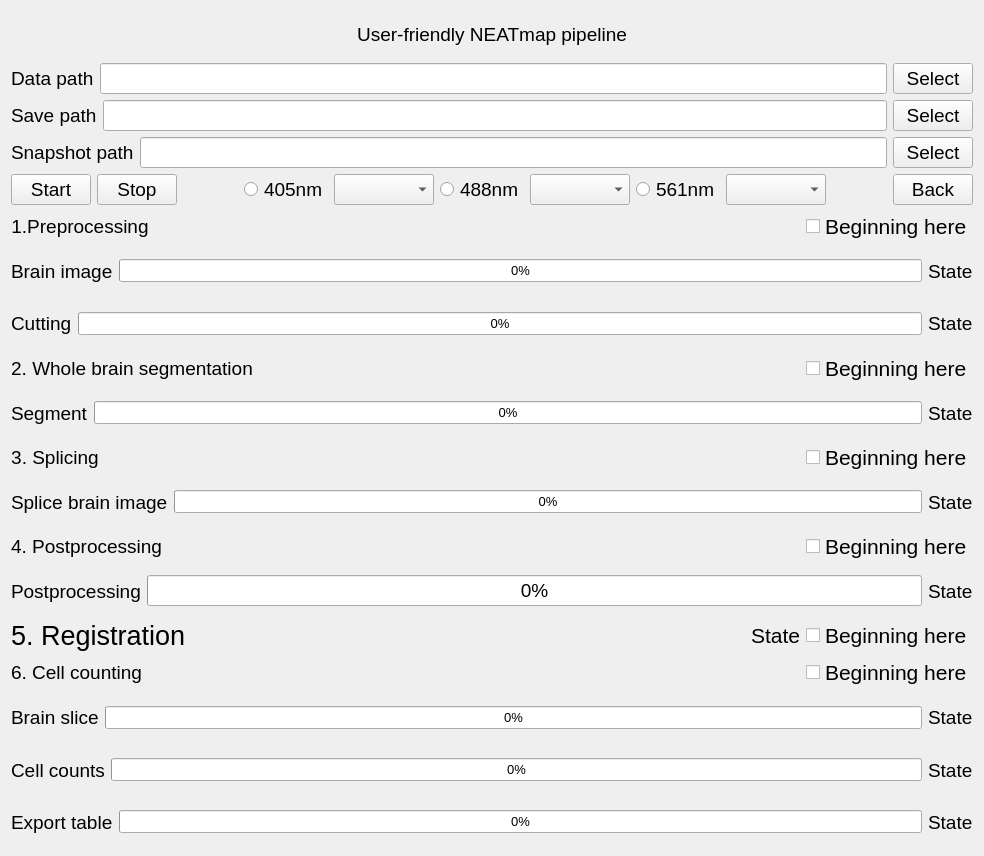
Qt form pages/User_friendly/user_friendly_ui.ui (mesobrain/NEATmap_software) before a commit.
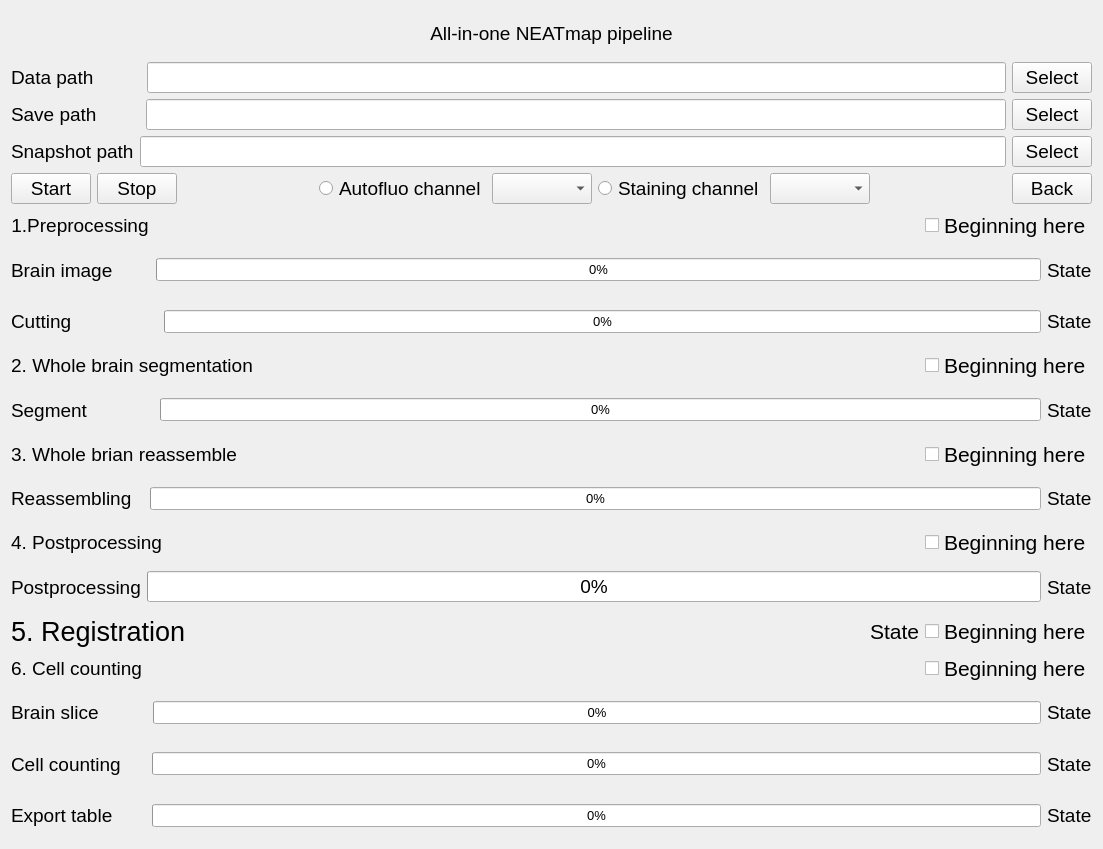
The same form after that commit.

Patch:
```diff
--- a/pages/User_friendly/user_friendly_ui.ui
+++ b/pages/User_friendly/user_friendly_ui.ui
@@ -6,8 +6,8 @@
    <rect>
     <x>0</x>
     <y>0</y>
-    <width>984</width>
-    <height>856</height>
+    <width>1103</width>
+    <height>849</height>
    </rect>
   </property>
   <property name="font">
@@ -26,7 +26,7 @@
       <string notr="true">font: 24pt &quot;Arial&quot;;</string>
      </property>
      <property name="text">
-      <string>User-friendly NEATmap pipeline</string>
+      <string>All-in-one NEATmap pipeline</string>
      </property>
      <property name="alignment">
       <set>Qt::AlignCenter</set>
@@ -45,6 +45,22 @@
        </property>
       </widget>
      </item>
+     <item>
+      <spacer name="horizontalSpacer_9">
+       <property name="orientation">
+        <enum>Qt::Horizontal</enum>
+       </property>
+       <property name="sizeType">
+        <enum>QSizePolicy::Fixed</enum>
+       </property>
+       <property name="sizeHint" stdset="0">
+        <size>
+         <width>47</width>
+         <height>20</height>
+        </size>
+       </property>
+      </spacer>
+     </item>
      <item>
       <widget class="QLineEdit" name="DataRoot_lineEdit">
        <property name="font">
@@ -82,8 +98,33 @@
        </property>
       </widget>
      </item>
+     <item>
+      <spacer name="horizontalSpacer_7">
+       <property name="orientation">
+        <enum>Qt::Horizontal</enum>
+       </property>
+       <property name="sizeType">
+        <enum>QSizePolicy::Fixed</enum>
+       </property>
+       <property name="sizeHint" stdset="0">
+        <size>
+         <width>43</width>
+         <height>20</height>
+        </size>
+       </property>
+      </spacer>
+     </item>
      <item>
       <widget class="QLineEdit" name="SaveRoot_lineEdit">
+       <property name="enabled">
+        <bool>true</bool>
+       </property>
+       <property name="sizePolicy">
+        <sizepolicy hsizetype="Expanding" vsizetype="Fixed">
+         <horstretch>0</horstretch>
+         <verstretch>0</verstretch>
+        </sizepolicy>
+       </property>
        <property name="font">
         <font>
          <family>Arial</family>
@@ -173,36 +214,13 @@
        </property>
       </spacer>
      </item>
-     <item>
-      <widget class="QRadioButton" name="channel405">
-       <property name="styleSheet">
-        <string notr="true">font: 14pt &quot;Arial&quot;;</string>
-       </property>
-       <property name="text">
-        <string>405nm</string>
-       </property>
-       <attribute name="buttonGroup">
-        <string notr="true">buttonGroup</string>
-       </attribute>
-      </widget>
-     </item>
-     <item>
-      <widget class="QComboBox" name="comboBox405">
-       <property name="font">
-        <font>
-         <family>Arial</family>
-         <pointsize>14</pointsize>
-        </font>
-       </property>
-      </widget>
-     </item>
      <item>
       <widget class="QRadioButton" name="channel488">
        <property name="styleSheet">
         <string notr="true">font: 14pt &quot;Arial&quot;;</string>
        </property>
        <property name="text">
-        <string>488nm</string>
+        <string>Autofluo channel</string>
        </property>
        <attribute name="buttonGroup">
         <string notr="true">buttonGroup</string>
@@ -225,7 +243,7 @@
         <string notr="true">font: 14pt &quot;Arial&quot;;</string>
        </property>
        <property name="text">
-        <string>561nm</string>
+        <string>Staining channel</string>
        </property>
        <attribute name="buttonGroup">
         <string notr="true">buttonGroup</string>
@@ -325,6 +343,22 @@
        </property>
       </widget>
      </item>
+     <item>
+      <spacer name="horizontalSpacer_12">
+       <property name="orientation">
+        <enum>Qt::Horizontal</enum>
+       </property>
+       <property name="sizeType">
+        <enum>QSizePolicy::Fixed</enum>
+       </property>
+       <property name="sizeHint" stdset="0">
+        <size>
+         <width>37</width>
+         <height>20</height>
+        </size>
+       </property>
+      </spacer>
+     </item>
      <item>
       <widget class="QProgressBar" name="Data_progressBar">
        <property name="font">
@@ -365,6 +399,22 @@
        </property>
       </widget>
      </item>
+     <item>
+      <spacer name="horizontalSpacer_13">
+       <property name="orientation">
+        <enum>Qt::Horizontal</enum>
+       </property>
+       <property name="sizeType">
+        <enum>QSizePolicy::Fixed</enum>
+       </property>
+       <property name="sizeHint" stdset="0">
+        <size>
+         <width>86</width>
+         <height>20</height>
+        </size>
+       </property>
+      </spacer>
+     </item>
      <item>
       <widget class="QProgressBar" name="Cut_progressBar">
        <property name="font">
@@ -451,6 +501,22 @@
        </property>
       </widget>
      </item>
+     <item>
+      <spacer name="horizontalSpacer_14">
+       <property name="orientation">
+        <enum>Qt::Horizontal</enum>
+       </property>
+       <property name="sizeType">
+        <enum>QSizePolicy::Fixed</enum>
+       </property>
+       <property name="sizeHint" stdset="0">
+        <size>
+         <width>66</width>
+         <height>20</height>
+        </size>
+       </property>
+      </spacer>
+     </item>
      <item>
       <widget class="QProgressBar" name="Segmenter_progressBar">
        <property name="font">
@@ -481,7 +547,7 @@
         <string notr="true">font: 20pt &quot;Arial&quot;;</string>
        </property>
        <property name="text">
-        <string>3. Splicing</string>
+        <string>3. Whole brian reassemble</string>
        </property>
        <property name="alignment">
         <set>Qt::AlignCenter</set>
@@ -527,10 +593,26 @@
         <string notr="true">font: 14pt &quot;Arial&quot;;</string>
        </property>
        <property name="text">
-        <string>Splice brain image</string>
+        <string>Reassembling</string>
        </property>
       </widget>
      </item>
+     <item>
+      <spacer name="horizontalSpacer_11">
+       <property name="orientation">
+        <enum>Qt::Horizontal</enum>
+       </property>
+       <property name="sizeType">
+        <enum>QSizePolicy::Fixed</enum>
+       </property>
+       <property name="sizeHint" stdset="0">
+        <size>
+         <width>12</width>
+         <height>20</height>
+        </size>
+       </property>
+      </spacer>
+     </item>
      <item>
       <widget class="QProgressBar" name="Splice_progressBar">
        <property name="font">
@@ -753,6 +835,22 @@
        </property>
       </widget>
      </item>
+     <item>
+      <spacer name="horizontalSpacer_15">
+       <property name="orientation">
+        <enum>Qt::Horizontal</enum>
+       </property>
+       <property name="sizeType">
+        <enum>QSizePolicy::Fixed</enum>
+       </property>
+       <property name="sizeHint" stdset="0">
+        <size>
+         <width>48</width>
+         <height>20</height>
+        </size>
+       </property>
+      </spacer>
+     </item>
      <item>
       <widget class="QProgressBar" name="BrainSlice_progressBar">
        <property name="font">
@@ -783,10 +881,26 @@
         <string notr="true">font: 14pt &quot;Arial&quot;;</string>
        </property>
        <property name="text">
-        <string>Cell counts</string>
+        <string>Cell counting</string>
        </property>
       </widget>
      </item>
+     <item>
+      <spacer name="horizontalSpacer_16">
+       <property name="orientation">
+        <enum>Qt::Horizontal</enum>
+       </property>
+       <property name="sizeType">
+        <enum>QSizePolicy::Fixed</enum>
+       </property>
+       <property name="sizeHint" stdset="0">
+        <size>
+         <width>25</width>
+         <height>20</height>
+        </size>
+       </property>
+      </spacer>
+     </item>
      <item>
       <widget class="QProgressBar" name="CellCounts_progressBar">
        <property name="font">
@@ -821,6 +935,22 @@
        </property>
       </widget>
      </item>
+     <item>
+      <spacer name="horizontalSpacer_17">
+       <property name="orientation">
+        <enum>Qt::Horizontal</enum>
+       </property>
+       <property name="sizeType">
+        <enum>QSizePolicy::Fixed</enum>
+       </property>
+       <property name="sizeHint" stdset="0">
+        <size>
+         <width>33</width>
+         <height>20</height>
+        </size>
+       </property>
+      </spacer>
+     </item>
      <item>
       <widget class="QProgressBar" name="ExportTable_progressBar">
        <property name="font">
```
